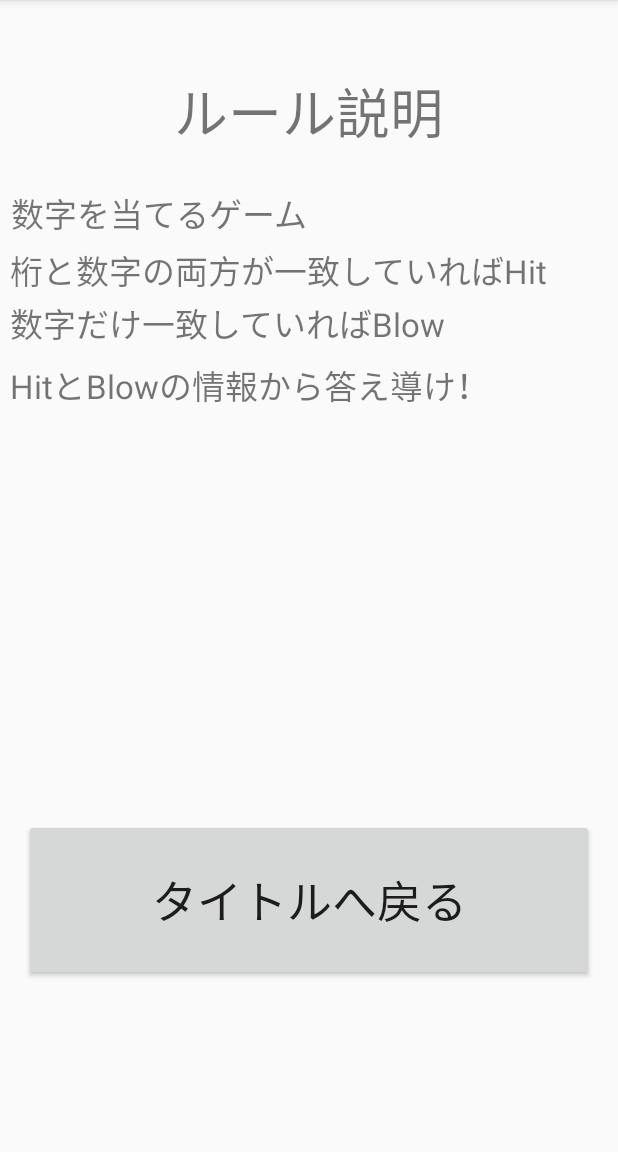
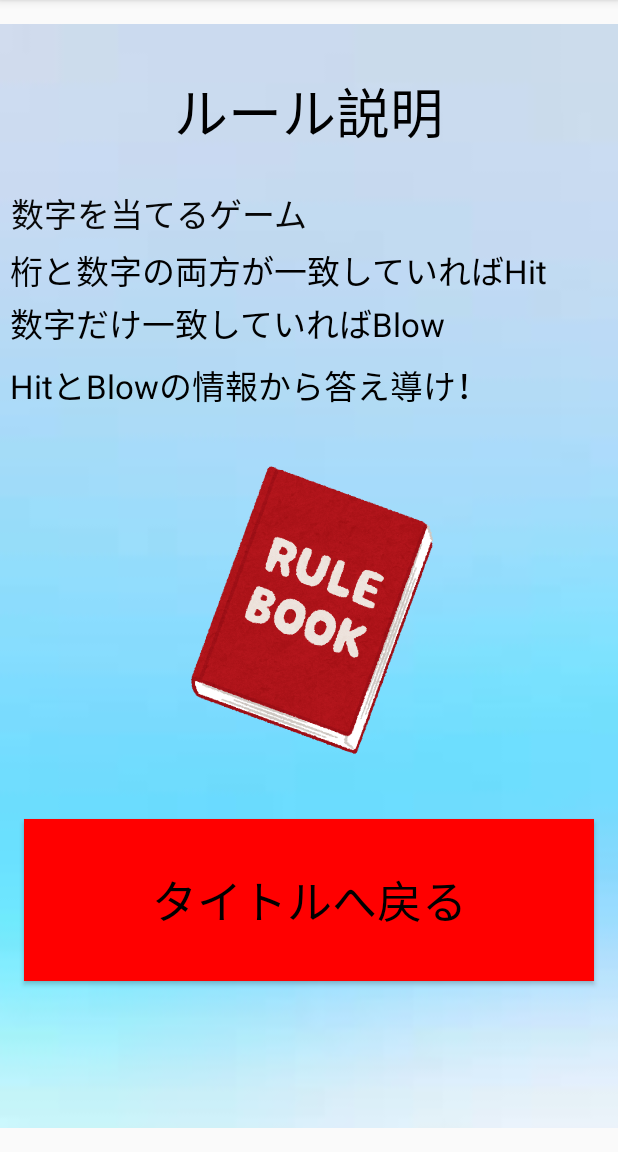
Before and after one commit to konan-pbl-2022/Hit_and_Blow, an Android app: the explanation screen opened directly, with no data from a screen before it, on a phone screen of 412 x 824 dp, the part 84-1236 px from its top. Run offline under Robolectric (Android 15) with nearby library versions, the phone set to English and light mode, and no system bars.

Commit message:
説明　変更しました

```diff
--- a/app/src/main/res/layout/activity_explanation.xml
+++ b/app/src/main/res/layout/activity_explanation.xml
@@ -6,11 +6,22 @@
     android:layout_height="match_parent"
     tools:context=".explanation">
 
+    <ImageView
+        android:id="@+id/imageView2"
+        android:layout_width="424dp"
+        android:layout_height="736dp"
+        app:layout_constraintBottom_toBottomOf="parent"
+        app:layout_constraintEnd_toEndOf="parent"
+        app:layout_constraintStart_toStartOf="parent"
+        app:layout_constraintTop_toTopOf="parent"
+        app:srcCompat="@drawable/index" />
+
     <TextView
         android:id="@+id/explanation1"
         android:layout_width="398dp"
         android:layout_height="32dp"
         android:text="数字を当てるゲーム"
+        android:textColor="#070707"
         android:textSize="22sp"
         app:layout_constraintBottom_toBottomOf="parent"
         app:layout_constraintEnd_toEndOf="parent"
@@ -22,7 +33,9 @@
         android:id="@+id/button_back"
         android:layout_width="380dp"
         android:layout_height="108dp"
+        android:background="#FF0000"
         android:text="タイトルへ戻る"
+        android:textColor="#000000"
         android:textSize="30sp"
         app:layout_constraintBottom_toBottomOf="parent"
         app:layout_constraintEnd_toEndOf="parent"
@@ -35,6 +48,7 @@
         android:layout_width="399dp"
         android:layout_height="32dp"
         android:text="桁と数字の両方が一致していればHit"
+        android:textColor="#000000"
         android:textSize="22sp"
         app:layout_constraintBottom_toBottomOf="parent"
         app:layout_constraintEnd_toEndOf="parent"
@@ -47,6 +61,7 @@
         android:layout_width="399dp"
         android:layout_height="32dp"
         android:text="数字だけ一致していればBlow"
+        android:textColor="#000000"
         android:textSize="22sp"
         app:layout_constraintBottom_toBottomOf="parent"
         app:layout_constraintEnd_toEndOf="parent"
@@ -59,6 +74,7 @@
         android:layout_width="399dp"
         android:layout_height="32dp"
         android:text="HitとBlowの情報から答え導け！"
+        android:textColor="#000000"
         android:textSize="22sp"
         app:layout_constraintBottom_toBottomOf="parent"
         app:layout_constraintEnd_toEndOf="parent"
@@ -72,10 +88,24 @@
         android:layout_height="46dp"
         android:gravity="center"
         android:text="ルール説明"
+        android:textColor="#000000"
         android:textSize="36sp"
         app:layout_constraintBottom_toBottomOf="parent"
         app:layout_constraintEnd_toEndOf="parent"
         app:layout_constraintStart_toStartOf="parent"
         app:layout_constraintTop_toTopOf="parent"
         app:layout_constraintVertical_bias="0.066" />
+
+    <ImageView
+        android:id="@+id/imageView"
+        android:layout_width="226dp"
+        android:layout_height="210dp"
+        android:layout_marginTop="45dp"
+        app:layout_constraintBottom_toBottomOf="parent"
+        app:layout_constraintEnd_toEndOf="parent"
+        app:layout_constraintStart_toStartOf="parent"
+        app:layout_constraintTop_toTopOf="parent"
+        app:srcCompat="@drawable/document_rule_book" />
+
+
 </androidx.constraintlayout.widget.ConstraintLayout>
```
Also changed, not shown: app/src/main/res/drawable/document_rule_book.png (added), app/src/main/res/drawable/index.jpg (added).
